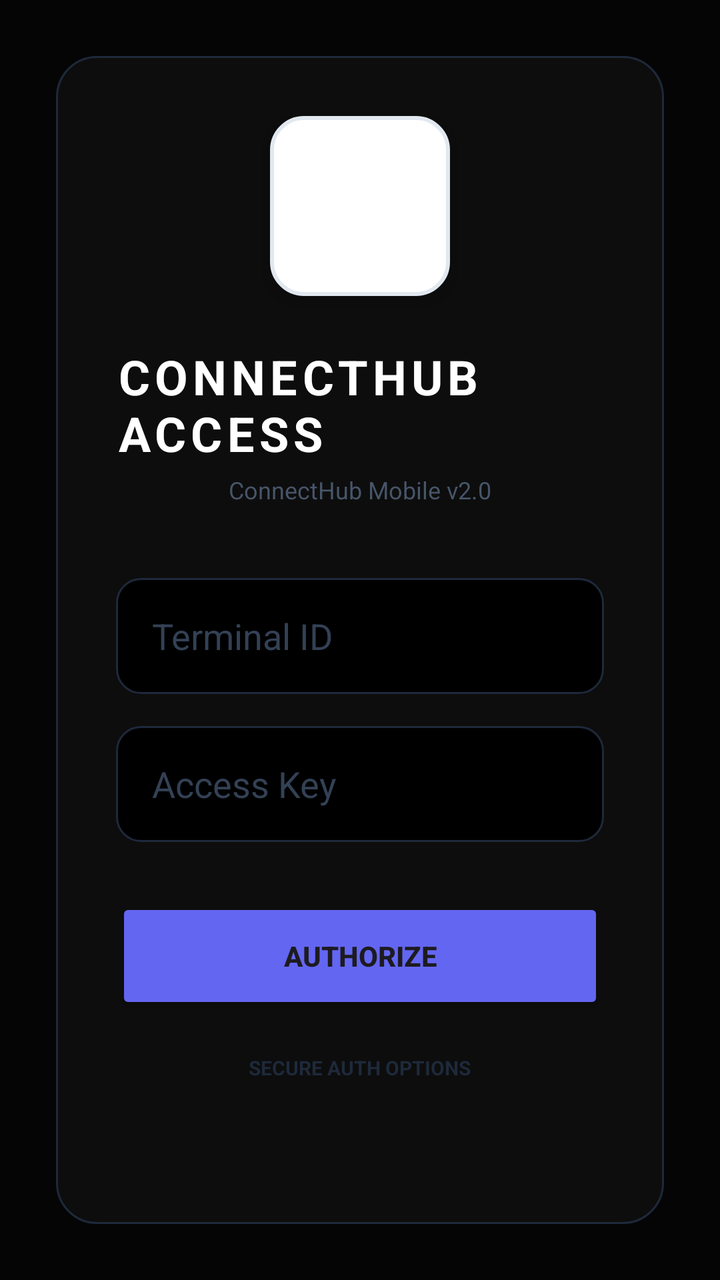
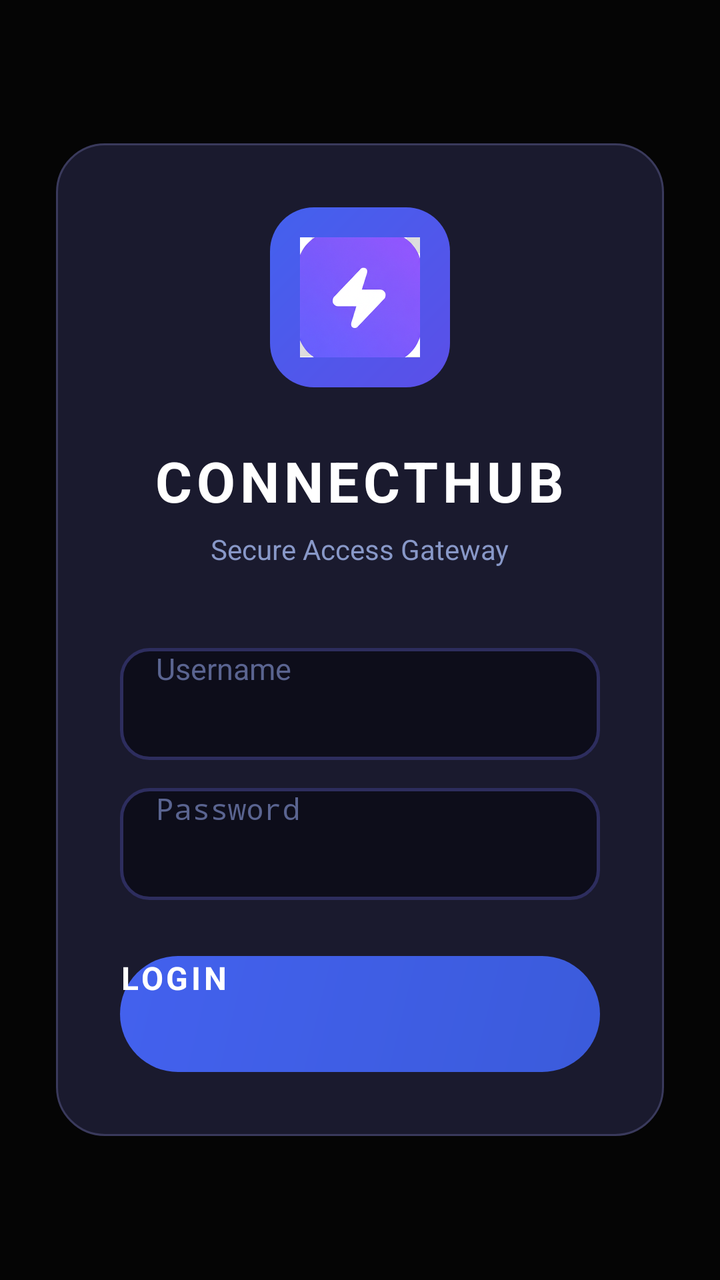

Compare the two renders of this Android layout. The source of the first and the diff that turns it into the second are given below.
<!-- AndroidManifest.xml: application theme Theme.SMSReceiver -->
<!-- res/layout/activity_main.xml -->
<?xml version="1.0" encoding="utf-8"?>
<RelativeLayout xmlns:android="http://schemas.android.com/apk/res/android"
    xmlns:app="http://schemas.android.com/apk/res-auto"
    android:layout_width="match_parent"
    android:layout_height="match_parent"
    android:background="#050505">

    <LinearLayout
        android:id="@+id/loginLayout"
        android:layout_width="match_parent"
        android:layout_height="wrap_content"
        android:layout_centerInParent="true"
        android:layout_margin="28dp"
        android:background="@drawable/glass_card_bg"
        android:orientation="vertical"
        android:padding="30dp"
        android:visibility="visible">

        <ImageView
            android:layout_width="90dp"
            android:layout_height="90dp"
            android:layout_gravity="center"
            android:src="@drawable/app_logo"
            android:layout_marginBottom="24dp"
            android:contentDescription="App Logo"
            android:background="@drawable/logo_frame"
            android:padding="12dp"
            android:elevation="8dp"/>

        <TextView
            android:layout_width="wrap_content"
            android:layout_height="wrap_content"
            android:text="CONNECTHUB ACCESS"
            android:textColor="#FFFFFF"
            android:textSize="24sp"
            android:letterSpacing="0.1"
            android:textStyle="bold"
            android:layout_gravity="center"
            android:layout_marginBottom="4dp"/>

        <TextView
            android:layout_width="wrap_content"
            android:layout_height="wrap_content"
            android:text="ConnectHub Mobile v2.0"
            android:textColor="#475569"
            android:textSize="12sp"
            android:layout_gravity="center"
            android:layout_marginBottom="36dp"/>

        <EditText
            android:id="@+id/usernameInput"
            android:layout_width="match_parent"
            android:layout_height="58dp"
            android:hint="Terminal ID"
            android:textColor="#FFFFFF"
            android:textColorHint="#334155"
            android:paddingLeft="18dp"
            android:background="@drawable/input_field_bg"
            android:layout_marginBottom="16dp"/>

        <EditText
            android:id="@+id/passwordInput"
            android:layout_width="match_parent"
            android:layout_height="58dp"
            android:hint="Access Key"
            android:inputType="textPassword"
            android:textColor="#FFFFFF"
            android:textColorHint="#334155"
            android:paddingLeft="18dp"
            android:background="@drawable/input_field_bg"
            android:layout_marginBottom="28dp"/>

        <Button
            android:id="@+id/loginButton"
            android:layout_width="match_parent"
            android:layout_height="58dp"
            android:text="AUTHORIZE"
            android:textStyle="bold"
            android:backgroundTint="#6366F1"
            android:textAllCaps="true"
            app:cornerRadius="14dp"/>

        <TextView
            android:layout_width="wrap_content"
            android:layout_height="wrap_content"
            android:text="SECURE AUTH OPTIONS"
            android:textColor="#1E293B"
            android:textSize="10sp"
            android:textStyle="bold"
            android:layout_gravity="center"
            android:layout_marginVertical="20dp"/>

        <LinearLayout
            android:layout_width="match_parent"
            android:layout_height="wrap_content"
            android:orientation="horizontal"
            android:weightSum="2">

            <Button
                android:id="@+id/googleLoginButton"
                style="@style/Widget.MaterialComponents.Button.OutlinedButton"
                android:layout_width="0dp"
                android:layout_height="55dp"
                android:layout_weight="1"
                android:text="GOOGLE"
                android:layout_marginEnd="5dp"
                android:textColor="#FFFFFF"
                app:strokeColor="#1E293B" />

            <Button
                android:id="@+id/otpLoginButton"
                style="@style/Widget.MaterialComponents.Button.OutlinedButton"
                android:layout_width="0dp"
                android:layout_height="55dp"
                android:layout_weight="1"
                android:text="OTP"
                android:layout_marginStart="5dp"
                android:textColor="#FFFFFF"
                app:strokeColor="#1E293B" />
        </LinearLayout>
    </LinearLayout>

    <LinearLayout
        android:id="@+id/dashboardLayout"
        android:layout_width="match_parent"
        android:layout_height="match_parent"
        android:orientation="vertical"
        android:visibility="gone"
        android:padding="24dp"
        android:background="#050505">

        <TextView
            android:layout_width="wrap_content"
            android:layout_height="wrap_content"
            android:text="CONNECTHUB MONITOR"
            android:textColor="#FFFFFF"
            android:textSize="18sp"
            android:textStyle="bold"
            android:letterSpacing="0.2"
            android:layout_marginBottom="32dp"/>

        <LinearLayout
            android:layout_width="match_parent"
            android:layout_height="wrap_content"
            android:background="@drawable/glass_card_bg"
            android:padding="24dp"
            android:orientation="vertical">

            <RelativeLayout
                android:layout_width="match_parent"
                android:layout_height="wrap_content">
                <TextView
                    android:layout_width="wrap_content"
                    android:layout_height="wrap_content"
                    android:text="CONNECTION STATUS"
                    android:textColor="#475569"
                    android:textSize="11sp"
                    android:textStyle="bold"/>
                <View
                    android:id="@+id/pulseDot"
                    android:layout_width="10dp"
                    android:layout_height="10dp"
                    android:layout_alignParentEnd="true"
                    android:background="@drawable/pulse_dot"/>
            </RelativeLayout>

            <TextView
                android:id="@+id/statusText"
                android:layout_width="wrap_content"
                android:layout_height="wrap_content"
                android:text="ENCRYPTED &amp; ACTIVE"
                android:textColor="#10B981"
                android:textSize="20sp"
                android:layout_marginTop="8dp"
                android:textStyle="bold" />

            <View
                android:layout_width="match_parent"
                android:layout_height="1dp"
                android:background="#1E293B"
                android:layout_marginVertical="20dp"/>

            <TextView
                android:layout_width="wrap_content"
                android:layout_height="wrap_content"
                android:text="Live streams are being redirected to your Web Console. Do not close this application."
                android:textColor="#64748B"
                android:textSize="13sp"
                android:lineSpacingExtra="4dp"/>
        </LinearLayout>

        <Space android:layout_width="match_parent" android:layout_height="0dp" android:layout_weight="1"/>

        <Button
            android:id="@+id/logoutButton"
            android:layout_width="match_parent"
            android:layout_height="58dp"
            android:text="TERMINATE CONNECTION"
            android:textColor="#FFFFFF"
            android:backgroundTint="#EF4444"
            app:cornerRadius="12dp"
            android:layout_marginBottom="20dp"/>

    </LinearLayout>

</RelativeLayout>
<!-- resources referenced by this layout -->
<resources>
  <!-- drawable glass_card_bg (drawable) -->
  <shape xmlns:android="http://schemas.android.com/apk/res/android">
      <solid android:color="#0D0D0D" />
      <corners android:radius="20dp" />
      <stroke android:width="1dp" android:color="#1E293B" />
  </shape>
  <!-- drawable input_field_bg (drawable) -->
  <shape xmlns:android="http://schemas.android.com/apk/res/android">
      <solid android:color="#000000" />
      <corners android:radius="12dp" />
      <stroke android:width="1dp" android:color="#1E293B" />
  </shape>
  <!-- drawable logo_frame (drawable) -->
  <?xml version="1.0" encoding="utf-8"?>
  <shape xmlns:android="http://schemas.android.com/apk/res/android">
      <solid android:color="#FFFFFF" />
      <corners android:radius="16dp" />
      <stroke android:width="2dp" android:color="#E2E8F0" />
  </shape>
  <!-- drawable pulse_dot (drawable) -->
  <?xml version="1.0" encoding="utf-8"?>
  <shape xmlns:android="http://schemas.android.com/apk/res/android"
      android:shape="oval">
      <solid android:color="#10B981" />
      <size android:width="10dp" android:height="10dp" />
  </shape>
  <style name="Theme.SMSReceiver" parent="Base.Theme.SMSReceiver" />
  <style name="Base.Theme.SMSReceiver" parent="Theme.Material3.DayNight.NoActionBar">
      
      
    </style>
</resources>

<!-- the commit's change to res/layout/activity_main.xml (unified diff, before → after) -->
@@ -5,120 +5,103 @@
     android:layout_height="match_parent"
     android:background="#050505">
 
+    
     <LinearLayout
         android:id="@+id/loginLayout"
         android:layout_width="match_parent"
         android:layout_height="wrap_content"
         android:layout_centerInParent="true"
-        android:layout_margin="28dp"
-        android:background="@drawable/glass_card_bg"
+        android:layout_marginHorizontal="28dp"
+        android:background="@drawable/login_card_bg"
         android:orientation="vertical"
-        android:padding="30dp"
+        android:padding="32dp"
         android:visibility="visible">
 
-        <ImageView
+        
+        <FrameLayout
             android:layout_width="90dp"
             android:layout_height="90dp"
             android:layout_gravity="center"
-            android:src="@drawable/app_logo"
-            android:layout_marginBottom="24dp"
-            android:contentDescription="App Logo"
-            android:background="@drawable/logo_frame"
-            android:padding="12dp"
-            android:elevation="8dp"/>
+            android:layout_marginBottom="28dp">
+            <ImageView
+                android:layout_width="match_parent"
+                android:layout_height="match_parent"
+                android:background="@drawable/logo_frame"
+                android:src="@drawable/app_logo"
+                android:scaleType="centerInside"
+                android:padding="15dp"
+                android:elevation="6dp"
+                android:contentDescription="ConnectHub Logo" />
+        </FrameLayout>
 
+        
         <TextView
             android:layout_width="wrap_content"
             android:layout_height="wrap_content"
-            android:text="CONNECTHUB ACCESS"
+            android:text="CONNECTHUB"
             android:textColor="#FFFFFF"
-            android:textSize="24sp"
-            android:letterSpacing="0.1"
+            android:textSize="28sp"
             android:textStyle="bold"
+            android:letterSpacing="0.08"
             android:layout_gravity="center"
-            android:layout_marginBottom="4dp"/>
+            android:layout_marginBottom="6dp" />
 
+        
         <TextView
             android:layout_width="wrap_content"
             android:layout_height="wrap_content"
-            android:text="ConnectHub Mobile v2.0"
-            android:textColor="#475569"
-            android:textSize="12sp"
+            android:text="Secure Access Gateway"
+            android:textColor="#8898C8"
+            android:textSize="14sp"
             android:layout_gravity="center"
-            android:layout_marginBottom="36dp"/>
+            android:layout_marginBottom="40dp" />
 
+        
         <EditText
             android:id="@+id/usernameInput"
             android:layout_width="match_parent"
-            android:layout_height="58dp"
-            android:hint="Terminal ID"
+            android:layout_height="56dp"
+            android:hint="Username"
             android:textColor="#FFFFFF"
-            android:textColorHint="#334155"
-            android:paddingLeft="18dp"
+            android:textColorHint="#5A6490"
+            android:textSize="15sp"
+            android:paddingHorizontal="18dp"
             android:background="@drawable/input_field_bg"
-            android:layout_marginBottom="16dp"/>
+            android:inputType="text"
+            android:layout_marginBottom="14dp"
+            android:singleLine="true" />
 
+        
         <EditText
             android:id="@+id/passwordInput"
             android:layout_width="match_parent"
-            android:layout_height="58dp"
-            android:hint="Access Key"
+            android:layout_height="56dp"
+            android:hint="Password"
             android:inputType="textPassword"
             android:textColor="#FFFFFF"
-            android:textColorHint="#334155"
-            android:paddingLeft="18dp"
+            android:textColorHint="#5A6490"
+            android:textSize="15sp"
+            android:paddingHorizontal="18dp"
             android:background="@drawable/input_field_bg"
-            android:layout_marginBottom="28dp"/>
+            android:layout_marginBottom="28dp"
+            android:singleLine="true" />
 
+        
         <Button
             android:id="@+id/loginButton"
             android:layout_width="match_parent"
             android:layout_height="58dp"
-            android:text="AUTHORIZE"
+            android:text="LOGIN"
+            android:textColor="#FFFFFF"
+            android:textSize="16sp"
             android:textStyle="bold"
-            android:backgroundTint="#6366F1"
-            android:textAllCaps="true"
-            app:cornerRadius="14dp"/>
+            android:letterSpacing="0.1"
+            android:background="@drawable/login_btn_bg"
+            android:stateListAnimator="@null" />
 
-        <TextView
-            android:layout_width="wrap_content"
-            android:layout_height="wrap_content"
-            android:text="SECURE AUTH OPTIONS"
-            android:textColor="#1E293B"
-            android:textSize="10sp"
-            android:textStyle="bold"
-            android:layout_gravity="center"
-            android:layout_marginVertical="20dp"/>
+    </LinearLayout>
 
-        <LinearLayout
-            android:layout_width="match_parent"
-            android:layout_height="wrap_content"
-            android:orientation="horizontal"
-            android:weightSum="2">
 
-            <Button
-                android:id="@+id/googleLoginButton"
-                style="@style/Widget.MaterialComponents.Button.OutlinedButton"
-                android:layout_width="0dp"
-                android:layout_height="55dp"
-                android:layout_weight="1"
-                android:text="GOOGLE"
-                android:layout_marginEnd="5dp"
-                android:textColor="#FFFFFF"
-                app:strokeColor="#1E293B" />
-
-            <Button
-                android:id="@+id/otpLoginButton"
-                style="@style/Widget.MaterialComponents.Button.OutlinedButton"
-                android:layout_width="0dp"
-                android:layout_height="55dp"
-                android:layout_weight="1"
-                android:text="OTP"
-                android:layout_marginStart="5dp"
-                android:textColor="#FFFFFF"
-                app:strokeColor="#1E293B" />
-        </LinearLayout>
-    </LinearLayout>
 
     <LinearLayout
         android:id="@+id/dashboardLayout"
@@ -126,81 +109,60 @@
         android:layout_height="match_parent"
         android:orientation="vertical"
         android:visibility="gone"
-        android:padding="24dp"
         android:background="#050505">
 
-        <TextView
-            android:layout_width="wrap_content"
+        <RelativeLayout
+            android:layout_width="match_parent"
             android:layout_height="wrap_content"
-            android:text="CONNECTHUB MONITOR"
-            android:textColor="#FFFFFF"
-            android:textSize="18sp"
-            android:textStyle="bold"
-            android:letterSpacing="0.2"
-            android:layout_marginBottom="32dp"/>
+            android:padding="16dp"
+            android:background="#0F172A">
+            <TextView
+                android:layout_width="wrap_content"
+                android:layout_height="wrap_content"
+                android:text="CONNECTHUB PORTAL"
+                android:textColor="#FFFFFF"
+                android:textSize="14sp"
+                android:textStyle="bold"
+                android:layout_centerVertical="true"/>
+
+        </RelativeLayout>
+
+        <View
+            android:layout_width="match_parent"
+            android:layout_height="1dp"
+            android:background="#1E293B"/>
+
+        <WebView
+            android:id="@+id/portalWebView"
+            android:layout_width="match_parent"
+            android:layout_height="0dp"
+            android:layout_weight="1"
+            android:background="#050505"/>
 
         <LinearLayout
+            android:id="@+id/statusStrip"
             android:layout_width="match_parent"
             android:layout_height="wrap_content"
-            android:background="@drawable/glass_card_bg"
-            android:padding="24dp"
-            android:orientation="vertical">
-
-            <RelativeLayout
-                android:layout_width="match_parent"
-                android:layout_height="wrap_content">
-                <TextView
-                    android:layout_width="wrap_content"
-                    android:layout_height="wrap_content"
-                    android:text="CONNECTION STATUS"
-                    android:textColor="#475569"
-                    android:textSize="11sp"
-                    android:textStyle="bold"/>
-                <View
-                    android:id="@+id/pulseDot"
-                    android:layout_width="10dp"
-                    android:layout_height="10dp"
-                    android:layout_alignParentEnd="true"
-                    android:background="@drawable/pulse_dot"/>
-            </RelativeLayout>
-
+            android:orientation="horizontal"
+            android:padding="8dp"
+            android:background="#0F172A"
+            android:gravity="center">
+            <View
+                android:id="@+id/pulseDot"
+                android:layout_width="8dp"
+                android:layout_height="8dp"
+                android:background="@drawable/pulse_dot"
+                android:layout_marginEnd="8dp"/>
             <TextView
                 android:id="@+id/statusText"
                 android:layout_width="wrap_content"
                 android:layout_height="wrap_content"
                 android:text="ENCRYPTED &amp; ACTIVE"
                 android:textColor="#10B981"
-                android:textSize="20sp"
-                android:layout_marginTop="8dp"
+                android:textSize="10sp"
                 android:textStyle="bold" />
-
-            <View
-                android:layout_width="match_parent"
-                android:layout_height="1dp"
-                android:background="#1E293B"
-                android:layout_marginVertical="20dp"/>
-
-            <TextView
-                android:layout_width="wrap_content"
-                android:layout_height="wrap_content"
-                android:text="Live streams are being redirected to your Web Console. Do not close this application."
-                android:textColor="#64748B"
-                android:textSize="13sp"
-                android:lineSpacingExtra="4dp"/>
         </LinearLayout>
-
-        <Space android:layout_width="match_parent" android:layout_height="0dp" android:layout_weight="1"/>
-
-        <Button
-            android:id="@+id/logoutButton"
-            android:layout_width="match_parent"
-            android:layout_height="58dp"
-            android:text="TERMINATE CONNECTION"
-            android:textColor="#FFFFFF"
-            android:backgroundTint="#EF4444"
-            app:cornerRadius="12dp"
-            android:layout_marginBottom="20dp"/>
-
     </LinearLayout>
 
+
 </RelativeLayout>
<!-- resource entries referenced after the edit -->
@@ -1,23 +1,37 @@
 <!-- resources referenced by this layout -->
 <resources>
-  <!-- drawable glass_card_bg (drawable) -->
+  <!-- drawable app_logo: png bitmap (drawable, 284999 bytes) -->
+  <!-- drawable input_field_bg (drawable) -->
+  <?xml version="1.0" encoding="utf-8"?>
   <shape xmlns:android="http://schemas.android.com/apk/res/android">
-      <solid android:color="#0D0D0D" />
-      <corners android:radius="20dp" />
-      <stroke android:width="1dp" android:color="#1E293B" />
+      <solid android:color="#0D0D1A" />
+      <corners android:radius="14dp" />
+      <stroke android:width="1.5dp" android:color="#2D2D5E" />
   </shape>
-  <!-- drawable input_field_bg (drawable) -->
+  <!-- drawable login_btn_bg (drawable) -->
+  <?xml version="1.0" encoding="utf-8"?>
   <shape xmlns:android="http://schemas.android.com/apk/res/android">
-      <solid android:color="#000000" />
-      <corners android:radius="12dp" />
-      <stroke android:width="1dp" android:color="#1E293B" />
+      <gradient
+          android:startColor="#3B5BDB"
+          android:endColor="#4361EE"
+          android:angle="135" />
+      <corners android:radius="30dp" />
+  </shape>
+  <!-- drawable login_card_bg (drawable) -->
+  <?xml version="1.0" encoding="utf-8"?>
+  <shape xmlns:android="http://schemas.android.com/apk/res/android">
+      <solid android:color="#1A1A2E" />
+      <corners android:radius="24dp" />
+      <stroke android:width="1dp" android:color="#3A3A5C" />
   </shape>
   <!-- drawable logo_frame (drawable) -->
   <?xml version="1.0" encoding="utf-8"?>
   <shape xmlns:android="http://schemas.android.com/apk/res/android">
-      <solid android:color="#FFFFFF" />
-      <corners android:radius="16dp" />
-      <stroke android:width="2dp" android:color="#E2E8F0" />
+      <gradient
+          android:startColor="#5B4FE8"
+          android:endColor="#4361EE"
+          android:angle="135" />
+      <corners android:radius="22dp" />
   </shape>
   <!-- drawable pulse_dot (drawable) -->
   <?xml version="1.0" encoding="utf-8"?>
@@ -26,10 +40,19 @@
       <solid android:color="#10B981" />
       <size android:width="10dp" android:height="10dp" />
   </shape>
-  <style name="Theme.SMSReceiver" parent="Base.Theme.SMSReceiver" />
-  <style name="Base.Theme.SMSReceiver" parent="Theme.Material3.DayNight.NoActionBar">
-      
-      
+  <style name="Theme.App.Starting" parent="Theme.SplashScreen">
+      <item name="windowSplashScreenBackground">@color/background</item>
+      <item name="windowSplashScreenAnimatedIcon">@drawable/app_logo</item>
+      <item name="postSplashScreenTheme">@style/Theme.ConnectHub</item>
     </style>
+  <color name="background">#050505</color>
+  <style name="Theme.ConnectHub" parent="Base.Theme.ConnectHub" />
+  <style name="Base.Theme.ConnectHub" parent="Theme.Material3.DayNight.NoActionBar">
+      <item name="colorPrimary">@color/primary</item>
+      <item name="android:statusBarColor">@color/background</item>
+      <item name="android:windowBackground">@color/background</item>
+      <item name="android:navigationBarColor">@color/background</item>
+    </style>
+  <color name="primary">#6366F1</color>
 </resources>
 
